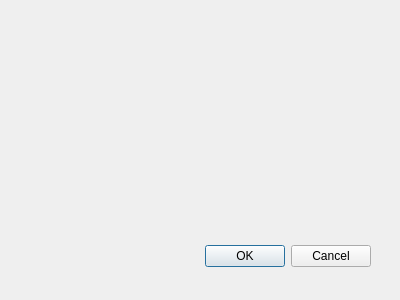
Above: harmony-ui/sendinvite.ui from edward-shen/Harmony before the change. Below: the same form after it.
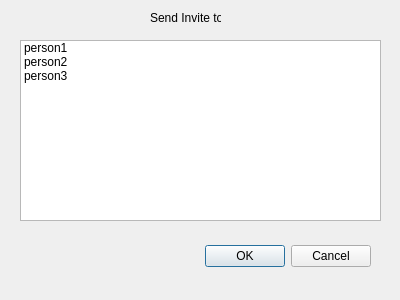
That is the form after the change.

What changed in the file:
```diff
--- a/harmony-ui/sendinvite.ui
+++ b/harmony-ui/sendinvite.ui
@@ -31,6 +31,44 @@
     <set>QDialogButtonBox::Cancel|QDialogButtonBox::Ok</set>
    </property>
   </widget>
+  <widget class="QLabel" name="label_2">
+   <property name="geometry">
+    <rect>
+     <x>150</x>
+     <y>10</y>
+     <width>71</width>
+     <height>16</height>
+    </rect>
+   </property>
+   <property name="text">
+    <string>Send Invite to:</string>
+   </property>
+  </widget>
+  <widget class="QListWidget" name="listWidget">
+   <property name="geometry">
+    <rect>
+     <x>20</x>
+     <y>40</y>
+     <width>361</width>
+     <height>181</height>
+    </rect>
+   </property>
+   <item>
+    <property name="text">
+     <string>person1</string>
+    </property>
+   </item>
+   <item>
+    <property name="text">
+     <string>person2</string>
+    </property>
+   </item>
+   <item>
+    <property name="text">
+     <string>person3</string>
+    </property>
+   </item>
+  </widget>
  </widget>
  <pixmapfunction/>
  <resources/>
```
Left out of the diff: 9 changed lines with no effect on the pictures.
